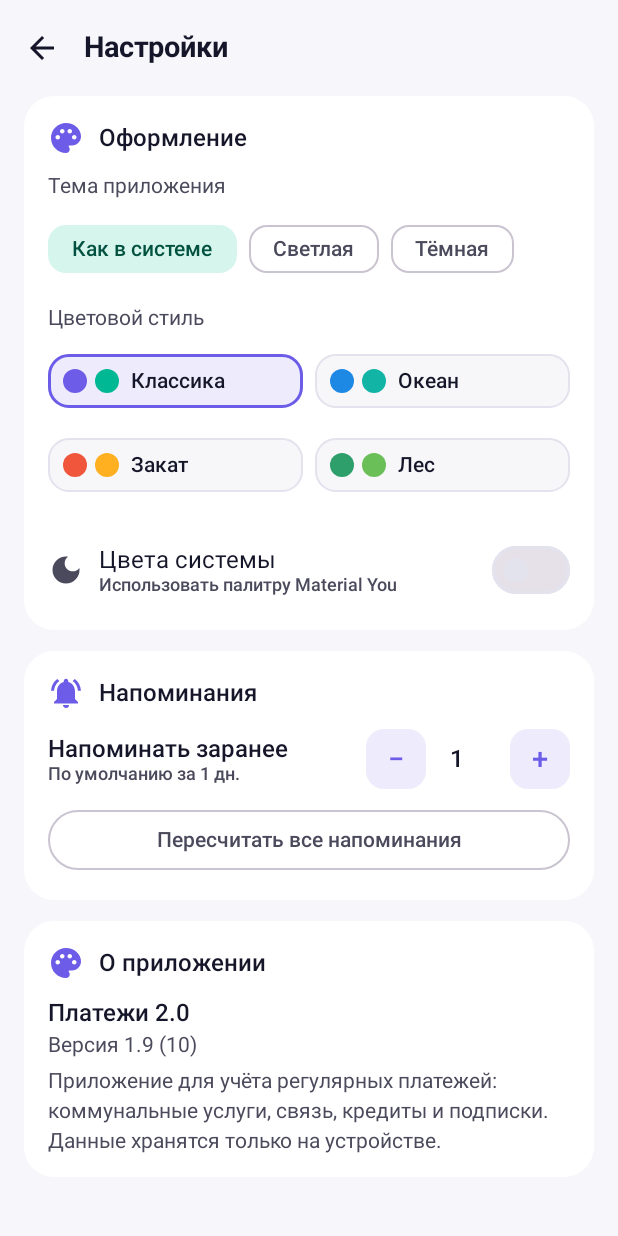
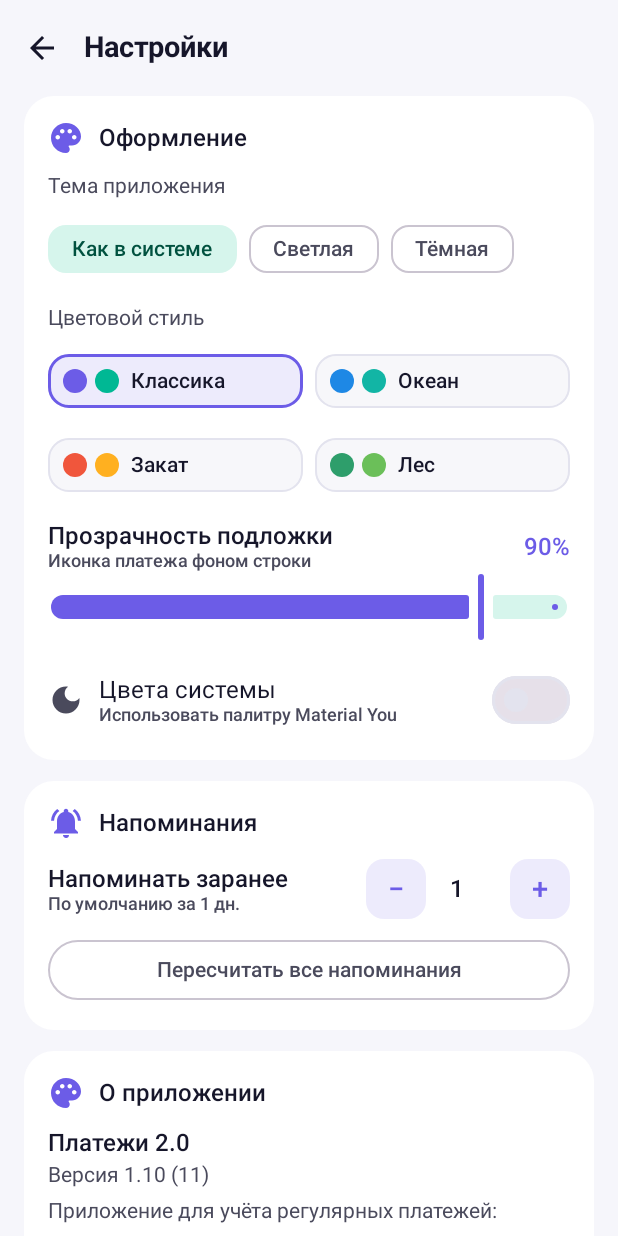
Before and after one commit to vladimirgorodok/Platezhi2, an Android app built with Jetpack Compose: the screen it shows after launch (MainActivity), after a tap on "Настройки", on a phone screen of 412 x 824 dp. Run offline under Robolectric (Android 15) with nearby library versions, the phone set to English and light mode, and no system bars; our stand-ins replace Room's generated code.

Commit message:
Платежи 2.0 v1.10: иконка платежа фоном строки и настройка прозрачности подложки

```diff
--- a/app/build.gradle.kts
+++ b/app/build.gradle.kts
@@ -17,8 +17,8 @@ android {
         applicationId = "ru.platezhi2.app"
         minSdk = 26
         targetSdk = 34
-        versionCode = 10
-        versionName = "1.9"
+        versionCode = 11
+        versionName = "1.10"
         vectorDrawables { useSupportLibrary = true }
     }
 
--- a/app/src/main/java/ru/platezhi2/app/data/settings/SettingsRepository.kt
+++ b/app/src/main/java/ru/platezhi2/app/data/settings/SettingsRepository.kt
@@ -39,6 +39,8 @@ data class AppSettings(
     val dynamicColor: Boolean = false,
     val defaultReminderDaysBefore: Int = 1,
     val cloudFolderUri: String? = null,
+    /** Прозрачность иконки-подложки в строке платежа, проценты (90 — почти не видно). */
+    val backdropTransparency: Int = 90,
 )
 
 private val Context.dataStore: DataStore<Preferences> by preferencesDataStore(name = "settings")
@@ -51,6 +53,7 @@ class SettingsRepository(private val context: Context) {
         val DYNAMIC = booleanPreferencesKey("dynamic_color")
         val REMINDER_DAYS = intPreferencesKey("reminder_days")
         val CLOUD_FOLDER = stringPreferencesKey("cloud_folder")
+        val BACKDROP = intPreferencesKey("backdrop_transparency")
     }
 
     val settings: Flow<AppSettings> = context.dataStore.data.map { p ->
@@ -60,6 +63,7 @@ class SettingsRepository(private val context: Context) {
             dynamicColor = p[Keys.DYNAMIC] ?: false,
             defaultReminderDaysBefore = p[Keys.REMINDER_DAYS] ?: 1,
             cloudFolderUri = p[Keys.CLOUD_FOLDER],
+            backdropTransparency = (p[Keys.BACKDROP] ?: 90).coerceIn(0, 100),
         )
     }
 
@@ -75,6 +79,10 @@ class SettingsRepository(private val context: Context) {
         context.dataStore.edit { it[Keys.DYNAMIC] = enabled }
     }
 
+    suspend fun setBackdropTransparency(value: Int) {
+        context.dataStore.edit { it[Keys.BACKDROP] = value.coerceIn(0, 100) }
+    }
+
     suspend fun setDefaultReminderDaysBefore(days: Int) {
         context.dataStore.edit { it[Keys.REMINDER_DAYS] = days }
     }
--- a/app/src/main/java/ru/platezhi2/app/ui/home/HomeViewModel.kt
+++ b/app/src/main/java/ru/platezhi2/app/ui/home/HomeViewModel.kt
@@ -34,6 +34,8 @@ data class HomeState(
     val totalPaid: Long = 0L,
     val unpaidCount: Int = 0,
     val overdueCount: Int = 0,
+    /** Прозрачность иконки-подложки строки, проценты (из настроек). */
+    val backdropTransparency: Int = 90,
 ) {
     val isCurrentMonth: Boolean get() = month == YearMonth.now()
 }
@@ -47,8 +49,9 @@ class HomeViewModel(private val container: AppContainer) : ViewModel() {
         container.paymentRepository.observeCards(),
         container.paymentRepository.observePayments(),
         selectedMonth,
-    ) { cards, payments, month ->
-        buildState(cards, payments, month)
+        container.settingsRepository.settings,
+    ) { cards, payments, month, settings ->
+        buildState(cards, payments, month, settings.backdropTransparency)
     }.stateIn(viewModelScope, SharingStarted.WhileSubscribed(5_000), HomeState())
 
     // ---- Выбор месяца ----
@@ -65,7 +68,12 @@ class HomeViewModel(private val container: AppContainer) : ViewModel() {
         selectedMonth.value = YearMonth.now()
     }
 
-    private fun buildState(cards: List<Card>, payments: List<Payment>, month: YearMonth): HomeState {
+    private fun buildState(
+        cards: List<Card>,
+        payments: List<Payment>,
+        month: YearMonth,
+        backdropTransparency: Int = 90,
+    ): HomeState {
         val today = LocalDate.now()
         val byCard = payments.groupBy { it.cardId }
 
@@ -107,6 +115,7 @@ class HomeViewModel(private val container: AppContainer) : ViewModel() {
             totalPaid = paid.sumOf { it.periodPayment?.amountMinor ?: it.card.amountMinor },
             unpaidCount = unpaid.size,
             overdueCount = unpaid.count { it.due.overdue },
+            backdropTransparency = backdropTransparency,
         )
     }
 
--- a/app/src/main/java/ru/platezhi2/app/ui/settings/SettingsScreen.kt
+++ b/app/src/main/java/ru/platezhi2/app/ui/settings/SettingsScreen.kt
@@ -33,6 +33,7 @@ import androidx.compose.material3.IconButton
 import androidx.compose.material3.MaterialTheme
 import androidx.compose.material3.OutlinedButton
 import androidx.compose.material3.Scaffold
+import androidx.compose.material3.Slider
 import androidx.compose.material3.Switch
 import androidx.compose.material3.Text
 import androidx.compose.material3.TextButton
@@ -50,6 +51,7 @@ import androidx.compose.ui.text.font.FontWeight
 import androidx.compose.ui.text.style.TextOverflow
 import androidx.compose.ui.unit.dp
 import androidx.lifecycle.viewmodel.compose.viewModel
+import kotlin.math.roundToInt
 import ru.platezhi2.app.BuildConfig
 import ru.platezhi2.app.data.settings.ThemeMode
 import ru.platezhi2.app.data.settings.ThemeStyle
@@ -132,6 +134,33 @@ fun SettingsScreen(
                         if (pair.size == 1) Spacer(Modifier.weight(1f))
                     }
                 }
+                Spacer(Modifier.height(6.dp))
+                Row(
+                    modifier = Modifier.fillMaxWidth(),
+                    verticalAlignment = Alignment.CenterVertically,
+                ) {
+                    Column(modifier = Modifier.weight(1f)) {
+                        Text(
+                            text = "Прозрачность подложки",
+                            style = MaterialTheme.typography.titleMedium,
+                        )
+                        Text(
+                            text = "Иконка платежа фоном строки",
+                            style = MaterialTheme.typography.labelMedium,
+                            color = MaterialTheme.colorScheme.onSurfaceVariant,
+                        )
+                    }
+                    Text(
+                        text = "${settings.backdropTransparency}%",
+                        style = MaterialTheme.typography.titleMedium,
+                        color = MaterialTheme.colorScheme.primary,
+                    )
+                }
+                Slider(
+                    value = settings.backdropTransparency.toFloat(),
+                    onValueChange = { viewModel.setBackdropTransparency(it.roundToInt()) },
+                    valueRange = 40f..100f,
+                )
                 if (Build.VERSION.SDK_INT >= Build.VERSION_CODES.S) {
                     Spacer(Modifier.height(6.dp))
                     SwitchRow(
--- a/app/src/main/java/ru/platezhi2/app/ui/settings/SettingsViewModel.kt
+++ b/app/src/main/java/ru/platezhi2/app/ui/settings/SettingsViewModel.kt
@@ -29,6 +29,10 @@ class SettingsViewModel(private val container: AppContainer) : ViewModel() {
         viewModelScope.launch { container.settingsRepository.setDynamicColor(enabled) }
     }
 
+    fun setBackdropTransparency(value: Int) {
+        viewModelScope.launch { container.settingsRepository.setBackdropTransparency(value) }
+    }
+
     fun setDefaultReminderDays(days: Int) {
         viewModelScope.launch {
             container.settingsRepository.setDefaultReminderDaysBefore(days.coerceIn(0, 60))
```
Also changed, not shown: app/src/main/java/ru/platezhi2/app/ui/components/PaymentIcon.kt (+52 -6 lines), app/src/main/java/ru/platezhi2/app/ui/home/HomeScreen.kt (+17 -2 lines).
